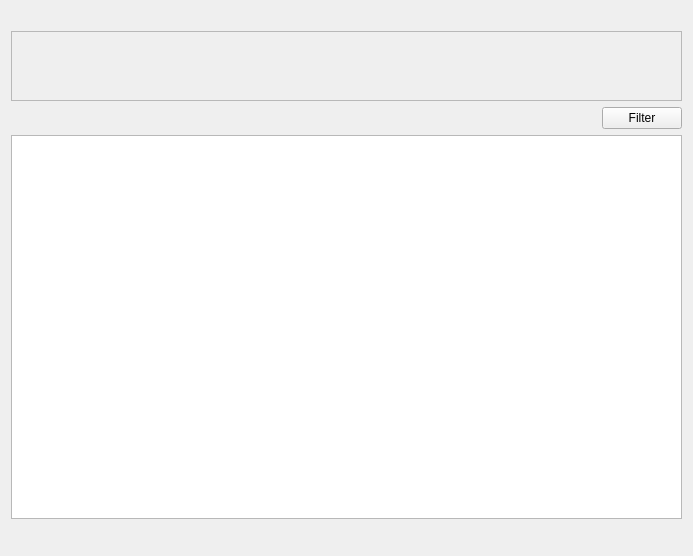
Above: src/gui/activitywidget.ui from nextcloud/desktop before the change. Below: the same form after it.
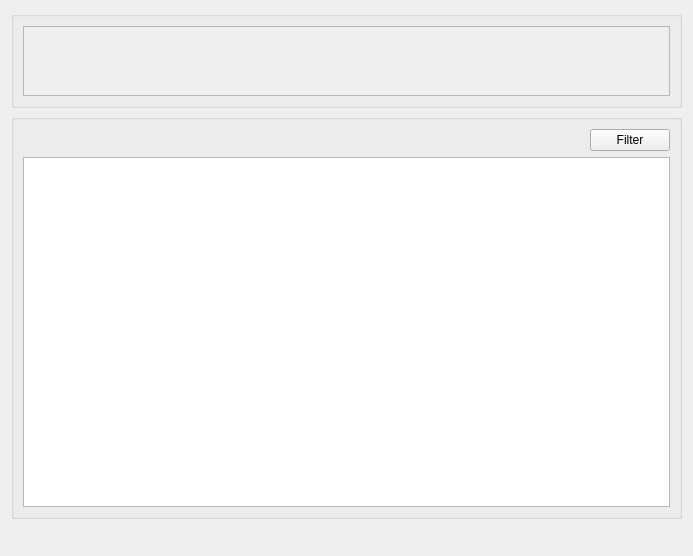
That is the form after the change.

Commit message:
Fix a11y issues in "Server Activities" tab
The notifications are now shown in a group box named "Notifications",
and the server activities are shown in another group box named "Server
Activities". The labels have been removed, as the group box titles take
their role.

Patch:
```diff
--- a/src/gui/activitywidget.ui
+++ b/src/gui/activitywidget.ui
@@ -13,20 +13,10 @@
   <property name="windowTitle">
    <string>Form</string>
   </property>
+  <layout class="QVBoxLayout" name="verticalLayout_2">
+   <item>
+    <widget class="QGroupBox" name="_notifyGroupBox">
   <layout class="QVBoxLayout" name="verticalLayout">
-   <item>
-    <widget class="QLabel" name="_notifyLabel">
-     <property name="sizePolicy">
-      <sizepolicy hsizetype="Preferred" vsizetype="Maximum">
-       <horstretch>0</horstretch>
-       <verstretch>0</verstretch>
-      </sizepolicy>
-     </property>
-     <property name="textFormat">
-      <enum>Qt::PlainText</enum>
-     </property>
-    </widget>
-   </item>
    <item>
     <widget class="QScrollArea" name="_notifyScroll">
      <property name="sizePolicy">
@@ -46,8 +36,8 @@
        <rect>
         <x>0</x>
         <y>0</y>
-        <width>673</width>
-        <height>68</height>
+           <width>637</width>
+           <height>16</height>
        </rect>
       </property>
       <property name="autoFillBackground">
@@ -56,21 +46,14 @@
      </widget>
     </widget>
    </item>
+     </layout>
+    </widget>
+   </item>
+   <item>
+    <widget class="QGroupBox" name="_activityGroupBox">
+     <layout class="QVBoxLayout" name="verticalLayout_3">
    <item>
     <layout class="QHBoxLayout" name="horizontalLayout">
-     <item>
-      <widget class="QLabel" name="_headerLabel">
-       <property name="sizePolicy">
-        <sizepolicy hsizetype="Preferred" vsizetype="Maximum">
-         <horstretch>0</horstretch>
-         <verstretch>0</verstretch>
-        </sizepolicy>
-       </property>
-       <property name="textFormat">
-        <enum>Qt::RichText</enum>
-       </property>
-      </widget>
-     </item>
      <item>
       <spacer name="horizontalSpacer">
        <property name="orientation">
@@ -124,6 +107,9 @@
      </attribute>
     </widget>
    </item>
+     </layout>
+    </widget>
+   </item>
    <item>
     <widget class="QLabel" name="_bottomLabel">
      <property name="sizePolicy">
```
Left out of the diff: 2 changed lines with no effect on the pictures. Lines whose indentation alone changed are shown as unchanged. The commit also changes 1 other file.
